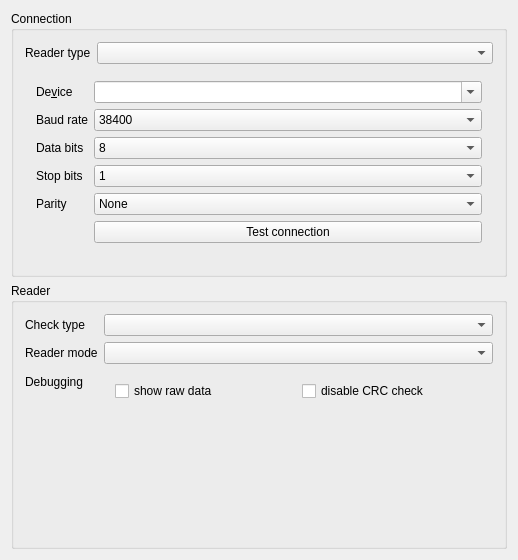
Qt form quickevent/app/quickevent/plugins/CardReader/src/cardreadersettingspage.ui (arnost00/quickbox) before a commit.
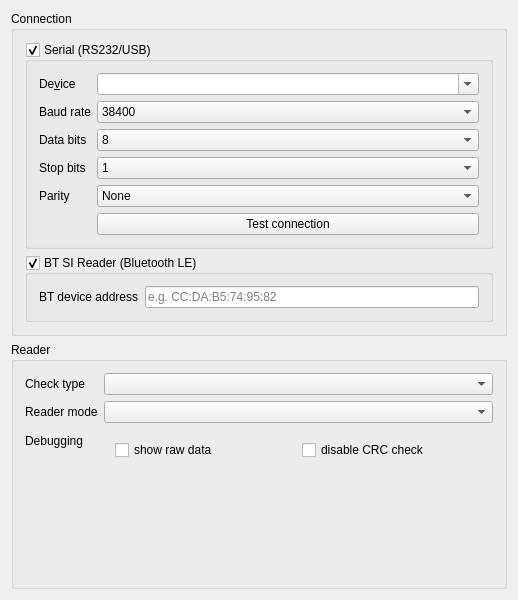
The same form after that commit.

Commit message: USB reader and BT reader can be used at once

```diff
--- a/quickevent/app/quickevent/plugins/CardReader/src/cardreadersettingspage.ui
+++ b/quickevent/app/quickevent/plugins/CardReader/src/cardreadersettingspage.ui
@@ -7,7 +7,7 @@
     <x>0</x>
     <y>0</y>
     <width>518</width>
-    <height>560</height>
+    <height>600</height>
    </rect>
   </property>
   <property name="windowTitle">
@@ -21,28 +21,13 @@
      </property>
      <layout class="QVBoxLayout" name="connectionVLayout">
       <item>
-       <layout class="QFormLayout" name="readerTypeFormLayout">
-        <item row="0" column="0">
-         <widget class="QLabel" name="lblReaderType">
-          <property name="text">
-           <string>Reader type</string>
-          </property>
-          <property name="wordWrap">
-           <bool>false</bool>
-          </property>
-         </widget>
-        </item>
-        <item row="0" column="1">
-         <widget class="QComboBox" name="cbxReaderType"/>
-        </item>
-       </layout>
-      </item>
-      <item>
-       <widget class="QStackedWidget" name="stackedReaderSettings">
-        <property name="currentIndex">
-         <number>0</number>
-        </property>
-        <widget class="QWidget" name="pageSerial">
+       <widget class="QGroupBox" name="grpSerial">
+        <property name="title">
+         <string>Serial (RS232/USB)</string>
+        </property>
+        <property name="checkable">
+         <bool>true</bool>
+        </property>
          <layout class="QFormLayout" name="serialFormLayout">
           <item row="0" column="0">
            <widget class="QLabel" name="textLabel1">
@@ -206,7 +191,15 @@
           </item>
          </layout>
         </widget>
-        <widget class="QWidget" name="pageBtSiReader">
+      </item>
+      <item>
+       <widget class="QGroupBox" name="grpBt">
+        <property name="title">
+         <string>BT SI Reader (Bluetooth LE)</string>
+        </property>
+        <property name="checkable">
+         <bool>true</bool>
+        </property>
          <layout class="QFormLayout" name="btFormLayout">
           <item row="0" column="0">
            <widget class="QLabel" name="lblBtsiAddress">
@@ -227,7 +220,6 @@
           </item>
          </layout>
         </widget>
-       </widget>
       </item>
      </layout>
     </widget>
```
Left out of the diff: 3 changed lines with no effect on the pictures. Lines whose indentation alone changed are shown as unchanged. The commit also changes 8 other files.
